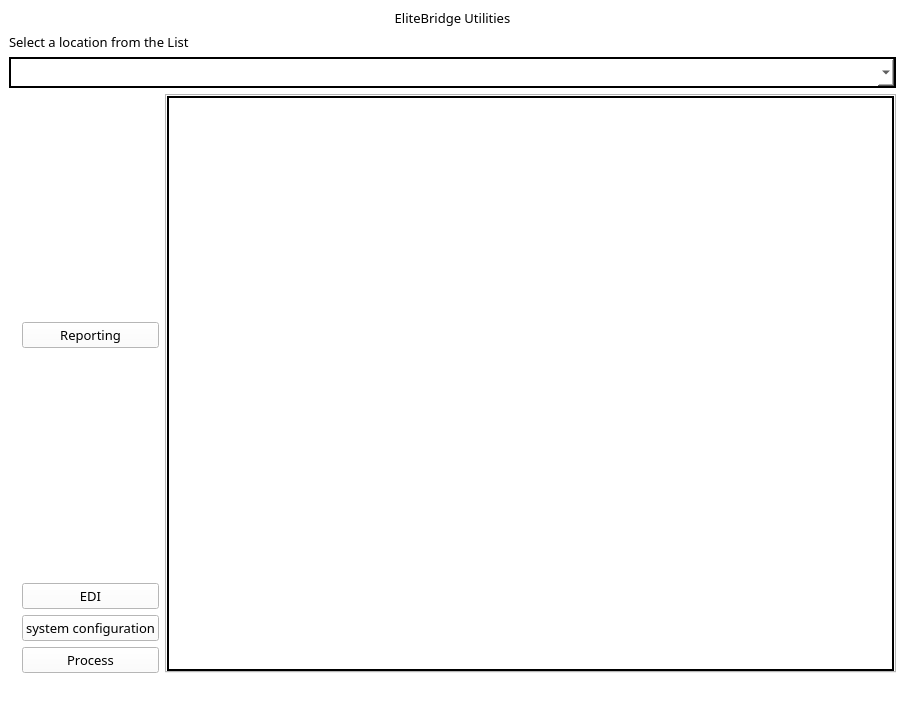
Qt form elitebridge_ui_file/admin.ui (SaiSawant1/EliteBridgeAdmin) before a commit.
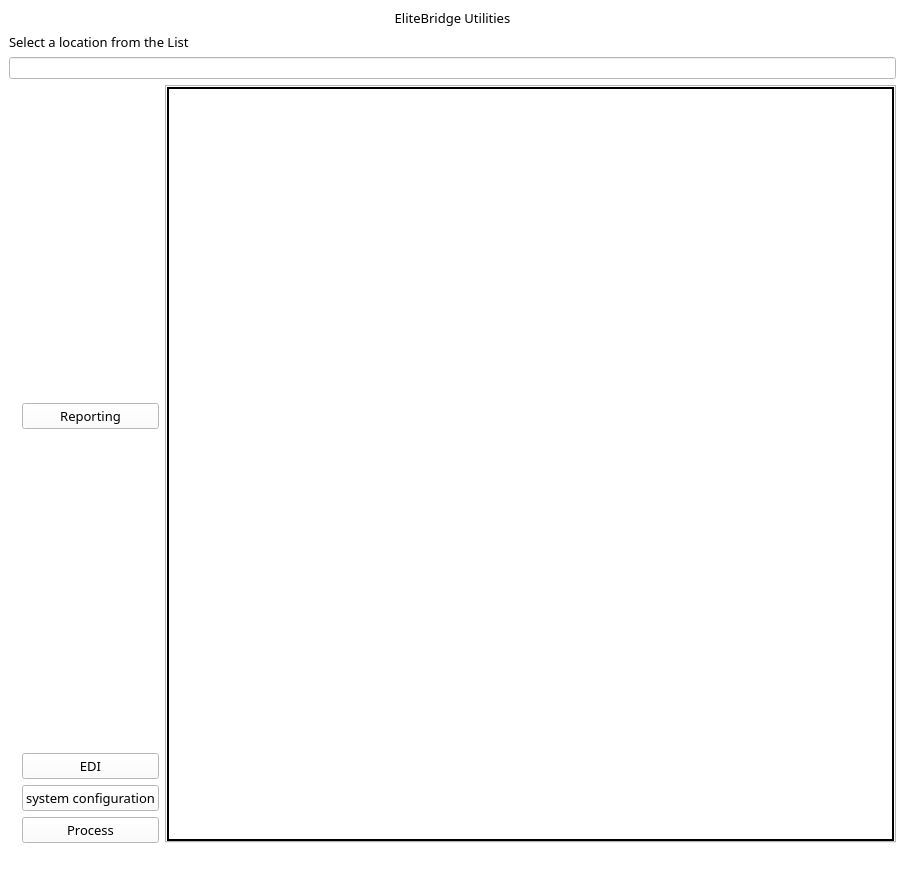
The same form after that commit. Icons and pictures are not drawn.

Commit message: dynamic database address

The edit to the form file:
```diff
--- a/elitebridge_ui_file/admin.ui
+++ b/elitebridge_ui_file/admin.ui
@@ -7,7 +7,7 @@
     <x>0</x>
     <y>0</y>
     <width>905</width>
-    <height>704</height>
+    <height>874</height>
    </rect>
   </property>
   <property name="windowTitle">
@@ -70,17 +70,7 @@
        </widget>
       </item>
       <item>
-       <widget class="QComboBox" name="comboBox">
-        <property name="font">
-         <font>
-          <pointsize>16</pointsize>
-          <bold>true</bold>
-         </font>
-        </property>
-        <property name="styleSheet">
-         <string notr="true">border: 2px solid black;</string>
-        </property>
-       </widget>
+       <widget class="QLineEdit" name="databasePath"/>
       </item>
      </layout>
     </item>
```
The commit also changes 63 other files.
